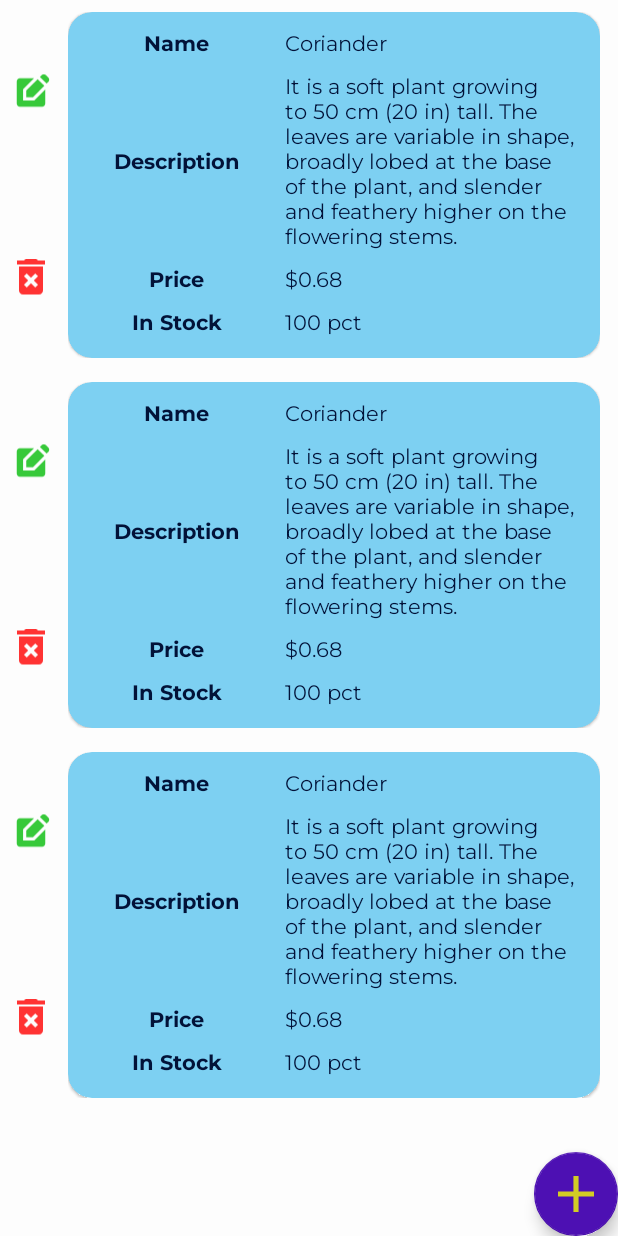
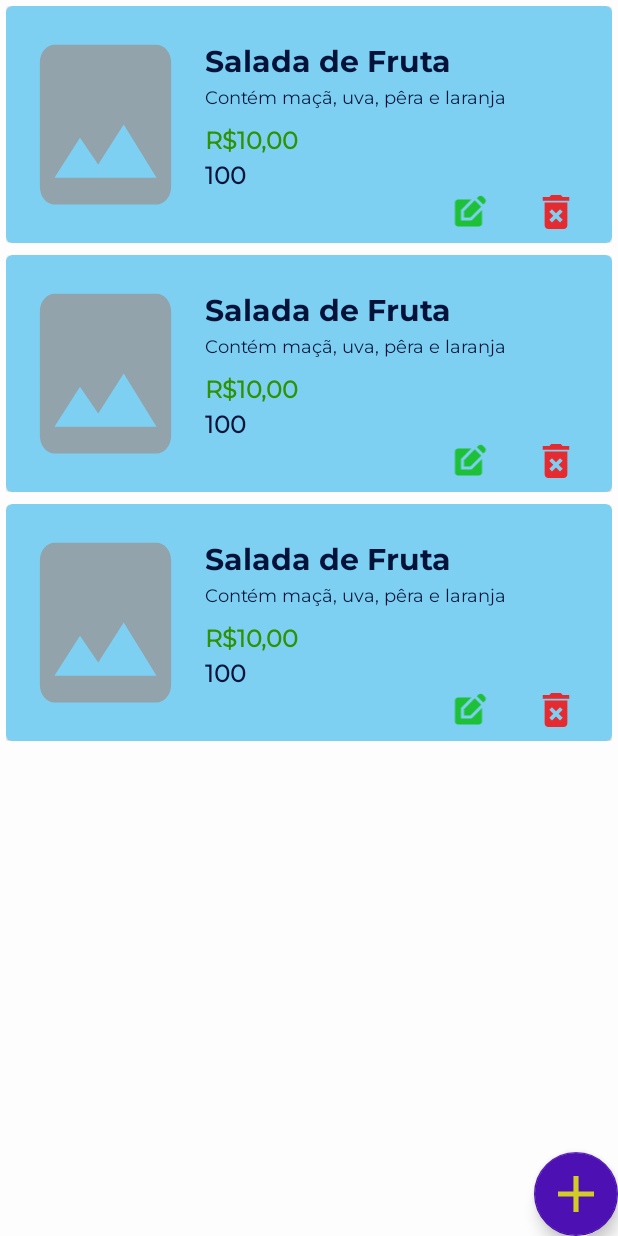
Before and after one commit to albertrml/alura-cursos, an Android app: the layout fragment_home.xml on its own in the app's theme, with its tools: preview values and no code run, on a phone screen of 412 x 824 dp. Run offline under Robolectric (Android 15) with nearby library versions, the phone set to English and light mode, and no system bars.

Commit message:
Novo layout para os itens da lista. Agora apresenta imagem

```diff
--- a/android/Orgs/app/src/main/java/br/com/alura/orgs/view/home/adapter/ItemAdapter.kt
+++ b/android/Orgs/app/src/main/java/br/com/alura/orgs/view/home/adapter/ItemAdapter.kt
@@ -9,6 +9,7 @@ import android.widget.TextView
 import androidx.recyclerview.widget.RecyclerView
 import br.com.alura.orgs.R
 import br.com.alura.orgs.model.entity.Item
+import br.com.alura.orgs.view.image.ImageDialog
 import java.text.NumberFormat
 import java.util.Locale
 
@@ -27,12 +28,15 @@ class ItemAdapter(
         private val inStockTextView: TextView by lazy { view.findViewById(R.id.item_quantity_textview) }
         private val currencyFormatter: NumberFormat = NumberFormat.getCurrencyInstance(Locale.US)
 
+        private val imageView: ImageView by lazy { view.findViewById(R.id.item_imageview) }
+
         @SuppressLint("SetTextI18n")
         fun bind(item: Item){
             nameTextView.text = item.itemName
             descriptionTextView.text = item.itemDescription
             priceTextView.text = currencyFormatter.format(item.itemValue)
             inStockTextView.text = "${item.quantityInStock} pct"
+            ImageDialog.loadImage(item.itemUrl, imageView)
         }
 
         fun bindListeners(
@@ -61,8 +65,10 @@ class ItemAdapter(
     }
 
     override fun onCreateViewHolder(parent: ViewGroup, viewType: Int): ViewHolder {
+        /*val view = LayoutInflater.from(parent.context)
+            .inflate(R.layout.org_item, parent, false)*/
         val view = LayoutInflater.from(parent.context)
-            .inflate(R.layout.org_item, parent, false)
+            .inflate(R.layout.item_list, parent, false)
 
         return ViewHolder(view)
     }
--- a/android/Orgs/app/src/main/java/br/com/alura/orgs/view/image/ImageDialog.kt
+++ b/android/Orgs/app/src/main/java/br/com/alura/orgs/view/image/ImageDialog.kt
@@ -16,7 +16,7 @@ object ImageDialog {
     ) {
         var urlImage = ""
         val binding = FragmentImageBinding.inflate(LayoutInflater.from(context))
-        showImage(urlImage, binding.imageImageView)
+        loadImage(urlImage, binding.imageImageView)
         setPreview(binding)
         AlertDialog.Builder(context)
             .setView(binding.root)
@@ -30,14 +30,14 @@ object ImageDialog {
 
     private fun setPreview(binding: FragmentImageBinding){
         binding.imagePreviewButton.setOnClickListener{
-            showImage(
+            loadImage(
                 binding.imageUrlEdittext.text.toString(),
                 binding.imageImageView
             )
         }
     }
 
-    private fun showImage(url: String, imageView: ImageView){
+    fun loadImage(url: String, imageView: ImageView){
         if(url.isNotBlank())
             imageView.load(url)
         else
--- a/android/Orgs/app/src/main/res/drawable-anydpi/ic_image_not_found.xml
+++ b/android/Orgs/app/src/main/res/drawable-anydpi/ic_image_not_found.xml
@@ -5,12 +5,7 @@
     android:viewportHeight="24"
     android:tint="#97979B"
     android:alpha="0.8">
-  <group android:scaleX="1.2631578"
-      android:scaleY="1.2631578"
-      android:translateX="-3.7894738"
-      android:translateY="-3.7894738">
-    <path
-        android:fillColor="@android:color/white"
-        android:pathData="M21,19V5c0,-1.1 -0.9,-2 -2,-2H5c-1.1,0 -2,0.9 -2,2v14c0,1.1 0.9,2 2,2h14c1.1,0 2,-0.9 2,-2zM8.5,13.5l2.5,3.01L14.5,12l4.5,6H5l3.5,-4.5z"/>
-  </group>
+  <path
+      android:fillColor="@android:color/white"
+      android:pathData="M21,19V5c0,-1.1 -0.9,-2 -2,-2H5c-1.1,0 -2,0.9 -2,2v14c0,1.1 0.9,2 2,2h14c1.1,0 2,-0.9 2,-2zM8.5,13.5l2.5,3.01L14.5,12l4.5,6H5l3.5,-4.5z"/>
 </vector>
--- a/android/Orgs/app/src/main/res/layout/fragment_home.xml
+++ b/android/Orgs/app/src/main/res/layout/fragment_home.xml
@@ -29,7 +29,7 @@
                     android:id="@+id/home_list_recyclerview"
                     android:layout_height="match_parent"
                     android:layout_width="match_parent"
-                    tools:listitem="@layout/org_item"
+                    tools:listitem="@layout/item_list"
                     />
 
             </androidx.core.widget.NestedScrollView>
--- a/android/Orgs/app/src/main/res/layout/fragment_image.xml
+++ b/android/Orgs/app/src/main/res/layout/fragment_image.xml
@@ -8,24 +8,24 @@
     <ScrollView
         android:layout_width="match_parent"
         android:layout_height="wrap_content"
-        android:fillViewport="true"
         >
 
         <androidx.constraintlayout.widget.ConstraintLayout
             android:layout_width="match_parent"
             android:layout_height="wrap_content"
+            android:layout_marginHorizontal="16dp"
             >
 
             <ImageView
                 android:id="@+id/image_imageView"
                 android:layout_height="300dp"
                 android:layout_width="match_parent"
-                android:scaleType="centerCrop"
+                android:scaleType="fitXY"
                 app:layout_constraintTop_toTopOf="parent"
                 app:layout_constraintStart_toStartOf="parent"
                 app:layout_constraintEnd_toEndOf="parent"
                 android:contentDescription="@string/org_image_description"
-                tools:src="@drawable/light_success_icon"
+                tools:src="@drawable/ic_image_not_found"
                 />
 
             <Button
@@ -44,7 +44,6 @@
                 android:hint="@string/image_url_layout"
                 android:layout_width="match_parent"
                 android:layout_height="wrap_content"
-                android:layout_marginHorizontal="16dp"
                 app:layout_constraintTop_toBottomOf="@id/image_preview_button"
                 app:layout_constraintBottom_toBottomOf="parent"
                 app:layout_constraintStart_toStartOf="parent"
--- a/android/Orgs/app/src/main/res/layout/item_list.xml
+++ b/android/Orgs/app/src/main/res/layout/item_list.xml
@@ -1,97 +1,114 @@
 <?xml version="1.0" encoding="utf-8"?>
-<androidx.cardview.widget.CardView xmlns:android="http://schemas.android.com/apk/res/android"
+<layout xmlns:android="http://schemas.android.com/apk/res/android"
+    xmlns:app="http://schemas.android.com/apk/res-auto"
+    xmlns:tools="http://schemas.android.com/tools">
+    <LinearLayout
         android:layout_width="match_parent"
         android:layout_height="wrap_content"
-    xmlns:app="http://schemas.android.com/apk/res-auto"
-    style="@style/OrgCardView"
+        android:layout_margin="4dp"
+        >
+        <com.google.android.material.card.MaterialCardView
+            android:layout_width="match_parent"
+            android:layout_height="match_parent"
             >
 
-    <!--<androidx.constraintlayout.widget.ConstraintLayout
+            <androidx.constraintlayout.widget.ConstraintLayout
                 android:layout_width="match_parent"
-        android:layout_height="wrap_content"
+                android:layout_height="match_parent"
+                android:layout_margin="8dp"
                 >
 
                 <ImageView
-            android:id="@+id/item_image"
-            android:contentDescription="@string/org_image"
+                    android:id="@+id/item_imageview"
+                    android:layout_width="0dp"
                     android:layout_height="0dp"
-            android:layout_width="0dp"
-            android:src="@drawable/light_success_icon"
-            app:layout_constraintBottom_toBottomOf="parent"
+                    app:layout_constraintWidth_percent="0.3"
+                    android:scaleType="fitXY"
+                    tools:src="@drawable/ic_image_not_found"
                     app:layout_constraintStart_toStartOf="parent"
                     app:layout_constraintTop_toTopOf="parent"
-            app:layout_constraintWidth_percent="0.3"
+                    app:layout_constraintBottom_toBottomOf="parent"
+                    android:contentDescription="@string/item_image_description"
                     />
 
                 <TextView
-            android:id="@+id/item_name"
+                    android:id="@+id/item_name_textview"
+                    android:layout_height="wrap_content"
                     android:layout_width="0dp"
-            android:layout_height="wrap_content"
-            android:layout_marginTop="16dp"
-            android:fontFamily="@font/montserrat_bold"
-            android:layout_marginStart="8dp"
-            app:layout_constraintVertical_chainStyle="packed"
-            android:text="@string/name_textview"
-            android:textSize="20sp"
-            app:layout_constraintBottom_toTopOf="@+id/item_description"
-            app:layout_constraintVertical_bias="0.1"
+                    app:layout_constraintStart_toEndOf="@id/item_imageview"
                     app:layout_constraintEnd_toEndOf="parent"
-            app:layout_constraintStart_toEndOf="@id/item_image"
-            app:layout_constraintTop_toTopOf="parent" />
+                    app:layout_constraintTop_toTopOf="parent"
+                    app:layout_constraintBottom_toTopOf="@id/item_description_textview"
+                    tools:text="Salada de Fruta"
+                    style="@style/NameCardView"
+                    />
 
                 <TextView
-            android:id="@+id/item_description"
+                    android:id="@+id/item_description_textview"
+                    android:layout_height="wrap_content"
                     android:layout_width="0dp"
-            android:layout_height="wrap_content"
-            android:text="@string/description_textview"
-            android:textSize="14sp"
-            app:layout_constraintBottom_toTopOf="@+id/item_price"
+                    app:layout_constraintStart_toStartOf="@id/item_name_textview"
                     app:layout_constraintEnd_toEndOf="parent"
-            app:layout_constraintStart_toStartOf="@id/item_name"
-            app:layout_constraintTop_toBottomOf="@id/item_name" />
+                    app:layout_constraintTop_toBottomOf="@id/item_name_textview"
+                    tools:text="Contém maçã, uva, pêra e laranja"
+                    style="@style/DescriptionCardView"
+                    />
 
                 <TextView
-            android:id="@+id/item_price"
+                    android:id="@+id/item_price_textview"
+                    android:layout_height="wrap_content"
                     android:layout_width="0dp"
+                    app:layout_constraintStart_toStartOf="@id/item_name_textview"
+                    app:layout_constraintEnd_toEndOf="parent"
+                    app:layout_constraintTop_toBottomOf="@id/item_description_textview"
+                    tools:text="R$10,00"
+                    style="@style/PriceCardView"
+                    />
+
+                <TextView
+                    android:id="@+id/item_quantity_textview"
                     android:layout_height="wrap_content"
-            android:text="@string/price_textview"
-            android:textSize="18sp"
-            android:layout_marginTop="8dp"
-            android:layout_marginBottom="16dp"
-            app:layout_constraintBottom_toBottomOf="parent"
+                    android:layout_width="0dp"
+                    app:layout_constraintStart_toStartOf="@id/item_name_textview"
                     app:layout_constraintEnd_toEndOf="parent"
-            app:layout_constraintStart_toStartOf="@id/item_name"
-            app:layout_constraintTop_toBottomOf="@id/item_description" />
+                    app:layout_constraintTop_toBottomOf="@id/item_price_textview"
+                    tools:text="100"
+                    style="@style/QuantityCardView"
+                    />
 
+                <LinearLayout
+                    android:layout_height="wrap_content"
+                    android:layout_width="0dp"
+                    app:layout_constraintWidth_percent="0.3"
+                    app:layout_constraintTop_toBottomOf="@id/item_quantity_textview"
+                    app:layout_constraintStart_toStartOf="@id/item_name_textview"
+                    app:layout_constraintEnd_toEndOf="parent"
+                    app:layout_constraintHorizontal_bias="1"
+                    android:weightSum="2"
+                    >
 
                     <ImageView
                         android:id="@+id/edit_button"
+                        android:layout_width="0dp"
+                        android:layout_height="wrap_content"
+                        android:layout_weight="1"
+                        android:src="@drawable/ic_edit_item"
                         android:contentDescription="@string/edit_item_button"
-                android:layout_height="0dp"
-                android:layout_margin="4dp"
-                android:layout_width="0dp"
-                app:layout_constraintHeight_percent="0.3"
-            app:layout_constraintWidth_percent="0.1"
-                android:src="@drawable/edit_item"
-                app:layout_constraintBottom_toBottomOf=""
-                app:layout_constraintEnd_toStartOf="@id/remove_button"
-                app:layout_constraintStart_toEndOf="@id/item_image"
-                app:layout_constraintTop_toBottomOf="@id/item_price"
                         />
 
                     <ImageView
                         android:id="@+id/remove_button"
                         android:layout_width="0dp"
-            android:layout_height="0dp"
-            android:layout_margin="4dp"
-            android:contentDescription="@string/edit_item_button"
-            android:src="@drawable/remove_button"
-            app:layout_constraintBottom_toBottomOf="parent"
-            app:layout_constraintEnd_toEndOf="parent"
-            app:layout_constraintTop_toBottomOf="@id/item_price"
-            app:layout_constraintHeight_percent="0.3"
-            />
+                        android:layout_height="wrap_content"
+                        android:layout_weight="1"
+                        android:contentDescription="@string/remove_button_description"
+                        android:src="@drawable/ic_remove_item"
+                        tools:ignore="RedundantDescriptionCheck" />
 
-    </androidx.constraintlayout.widget.ConstraintLayout>-->
+                </LinearLayout>
 
-</androidx.cardview.widget.CardView>
+            </androidx.constraintlayout.widget.ConstraintLayout>
+
+        </com.google.android.material.card.MaterialCardView>
+    </LinearLayout>
+</layout>
--- a/android/Orgs/app/src/main/res/layout/org_item.xml
+++ /dev/null
@@ -1,205 +0,0 @@
-<?xml version="1.0" encoding="utf-8"?>
-<layout xmlns:android="http://schemas.android.com/apk/res/android"
-    xmlns:tools="http://schemas.android.com/tools"
-    xmlns:app="http://schemas.android.com/apk/res-auto">
-
-
-    <LinearLayout
-        android:baselineAligned="false"
-        android:layout_height="wrap_content"
-        android:layout_marginEnd="4dp"
-        android:layout_marginStart="4dp"
-        android:layout_width="match_parent"
-        android:orientation="horizontal"
-        android:weightSum="12"
-        >
-
-        <androidx.constraintlayout.widget.ConstraintLayout
-            android:layout_height="match_parent"
-            android:layout_weight="1"
-            android:layout_width="0dp"
-            android:orientation="vertical"
-            >
-
-            <ImageView
-                android:id="@+id/edit_button"
-                android:contentDescription="@string/edit_item_button"
-                android:layout_height="0dp"
-                android:layout_margin="4dp"
-                android:layout_width="match_parent"
-                android:src="@drawable/ic_edit_item"
-                app:layout_constraintBottom_toTopOf="@id/remove_button"
-                app:layout_constraintEnd_toEndOf="parent"
-                app:layout_constraintEnd_toStartOf="parent"
-                app:layout_constraintTop_toTopOf="parent"
-                />
-
-            <ImageView
-                android:id="@+id/remove_button"
-                android:contentDescription="@string/edit_item_button"
-                android:layout_height="0dp"
-                android:layout_margin="4dp"
-                android:layout_width="match_parent"
-                android:src="@drawable/ic_remove_item"
-                app:layout_constraintBottom_toBottomOf="parent"
-                app:layout_constraintEnd_toEndOf="parent"
-                app:layout_constraintStart_toStartOf="parent"
-                app:layout_constraintTop_toBottomOf="@id/edit_button"
-                />
-
-        </androidx.constraintlayout.widget.ConstraintLayout>
-
-        <LinearLayout
-            android:elevation="8dp"
-            android:layout_height="wrap_content"
-            android:layout_weight="11"
-            android:layout_width="0dp"
-            android:orientation="vertical"
-            android:padding="8dp"
-            >
-
-            <com.google.android.material.card.MaterialCardView
-                android:elevation="8dp"
-                android:layout_height="match_parent"
-                android:layout_width="match_parent"
-                app:cardCornerRadius="16dp"
-                >
-
-                <LinearLayout
-                    android:layout_height="match_parent"
-                    android:layout_marginBottom="8dp"
-                    android:layout_marginTop="8dp"
-                    android:layout_width="match_parent"
-                    android:orientation="vertical"
-                    >
-
-                    <LinearLayout
-                        android:layout_height="match_parent"
-                        android:layout_margin="4dp"
-                        android:layout_width="match_parent"
-                        android:orientation="horizontal"
-                        android:weightSum="5"
-                        >
-
-                        <TextView
-                            android:gravity="center"
-                            android:layout_gravity="center"
-                            android:layout_height="match_parent"
-                            android:layout_weight="2"
-                            android:layout_width="0dp"
-                            android:text="@string/name_textview"
-                            style="@style/KeyFieldCardView"
-                            />
-
-                        <TextView
-                            android:id="@+id/item_name_textview"
-                            android:layout_gravity="center"
-                            android:layout_height="match_parent"
-                            android:layout_weight="3"
-                            android:layout_width="0dp"
-                            style="@style/ValueFieldCardView"
-                            tools:text="@string/coriander_name"
-                            />
-
-                    </LinearLayout>
-
-                    <LinearLayout
-                        android:layout_height="wrap_content"
-                        android:layout_margin="4dp"
-                        android:layout_width="match_parent"
-                        android:orientation="horizontal"
-                        android:weightSum="5"
-                        >
-
-                        <TextView
-                            android:gravity="center"
-                            android:layout_gravity="center"
-                            android:layout_height="match_parent"
-                            android:layout_weight="2"
-                            android:layout_width="0dp"
-                            android:text="@string/description_textview"
-                            style="@style/KeyFieldCardView"
-                            />
-
-                        <TextView
-                            android:id="@+id/item_description_textview"
-                            android:ellipsize="end"
-                            android:layout_height="match_parent"
-                            android:layout_weight="3"
-                            android:layout_width="0dp"
-                            style="@style/ValueFieldCardView"
-                            tools:ignore="VisualLintLongText"
-                            tools:text="@string/coriander_description"
-                            />
-
-                    </LinearLayout>
-
-                    <LinearLayout
-                        android:layout_height="wrap_content"
-                        android:layout_margin="4dp"
-                        android:layout_width="match_parent"
-                        android:orientation="horizontal"
-                        android:weightSum="5"
-                        >
-
-                        <TextView
-                            android:gravity="center"
-                            android:layout_gravity="center"
-                            android:layout_height="match_parent"
-                            android:layout_weight="2"
-                            android:layout_width="0dp"
-                            android:text="@string/price_textview"
-                            style="@style/KeyFieldCardView"
-                            />
-
-                        <TextView
-                            android:id="@+id/item_price_textview"
-                            android:layout_gravity="center"
-                            android:layout_height="match_parent"
-                            android:layout_weight="3"
-                            android:layout_width="0dp"
-                            style="@style/ValueFieldCardView"
-                            tools:text="@string/coriander_price"
-                            />
-
-                    </LinearLayout>
-
-                    <LinearLayout
-                        android:layout_height="wrap_content"
-                        android:layout_margin="4dp"
-                        android:layout_width="match_parent"
-                        android:orientation="horizontal"
-                        android:weightSum="5"
-                        >
-
-                        <TextView
-                            android:gravity="center"
-                            android:layout_gravity="center"
-                            android:layout_height="match_parent"
-                            android:layout_weight="2"
-                            android:layout_width="0dp"
-                            android:text="@string/in_stock_textview"
-                            style="@style/KeyFieldCardView"
-                            />
-
-                        <TextView
-                            android:id="@+id/item_quantity_textview"
-                            android:layout_gravity="center"
-                            android:layout_height="match_parent"
-                            android:layout_weight="3"
-                            android:layout_width="0dp"
-                            style="@style/ValueFieldCardView"
-                            tools:text="@string/coriander_in_stock"
-                            />
-
-                    </LinearLayout>
-
-                </LinearLayout>
-
-            </com.google.android.material.card.MaterialCardView>
-
-        </LinearLayout>
-
-    </LinearLayout>
-
-</layout>
--- a/android/Orgs/app/src/main/res/values/strings.xml
+++ b/android/Orgs/app/src/main/res/values/strings.xml
@@ -29,4 +29,6 @@
     <string name="preview_button">Preview</string>
     <string name="insert_image_description_imageview">Org\'s image</string>
     <string name="update_success_description">Org image description</string>
+    <string name="item_image_description">Item Image</string>
+    <string name="remove_button_description">Remove button</string>
 </resources>
--- a/android/Orgs/app/src/main/res/values/styles.xml
+++ b/android/Orgs/app/src/main/res/values/styles.xml
@@ -27,9 +27,12 @@
     <style name="OrgCardView" parent="Widget.Material3.CardView.Filled">
         <item name="cardCornerRadius">10dp</item>
         <item name="cardElevation">8dp</item>
+        <item name="cardBackgroundColor">?attr/colorSurface</item>
     </style>
 
     <style name="NameCardView" parent="Widget.AppCompat.TextView">
+        <item name="android:layout_marginTop">16dp</item>
+        <item name="android:layout_marginStart">8dp</item>
         <item name="android:textStyle">bold</item>
         <item name="android:textColor">?attr/colorOnSurface</item>
         <item name="android:textSize">20sp</item>
@@ -37,16 +40,26 @@
     </style>
 
     <style name="DescriptionCardView" parent="Widget.AppCompat.TextView">
+
         <item name="android:textColor">?attr/colorOnSurface</item>
         <item name="android:textSize">12sp</item>
         <item name="android:fontFamily">@font/montserrat</item>
     </style>
 
     <style name="PriceCardView" parent="Widget.AppCompat.TextView">
+        <item name="android:layout_marginTop">8dp</item>
+        <item name="android:textStyle">bold</item>
+        <item name="android:textColor">#2E9205</item>
+        <item name="android:textSize">16sp</item>
+        <item name="android:fontFamily">@font/montserrat</item>
+    </style>
+
+    <style name="QuantityCardView" parent="Widget.AppCompat.TextView">
+        <item name="android:layout_marginBottom">16dp</item>
         <item name="android:textStyle">bold</item>
         <item name="android:textColor">?attr/colorOnSurface</item>
         <item name="android:textSize">16sp</item>
-        <item name="android:fontFamily">@font/montserrat_bold</item>
+        <item name="android:fontFamily">@font/montserrat</item>
     </style>
 
     <style name="KeyFieldCardView" parent="Widget.AppCompat.TextView">
```
Also changed, not shown: android/Orgs/app/src/main/res/drawable-hdpi/ic_image_not_found.png, android/Orgs/app/src/main/res/drawable-mdpi/ic_image_not_found.png, android/Orgs/app/src/main/res/drawable-xhdpi/ic_image_not_found.png, android/Orgs/app/src/main/res/drawable-xxhdpi/ic_image_not_found.png. Lines whose indentation alone changed are shown as unchanged.
